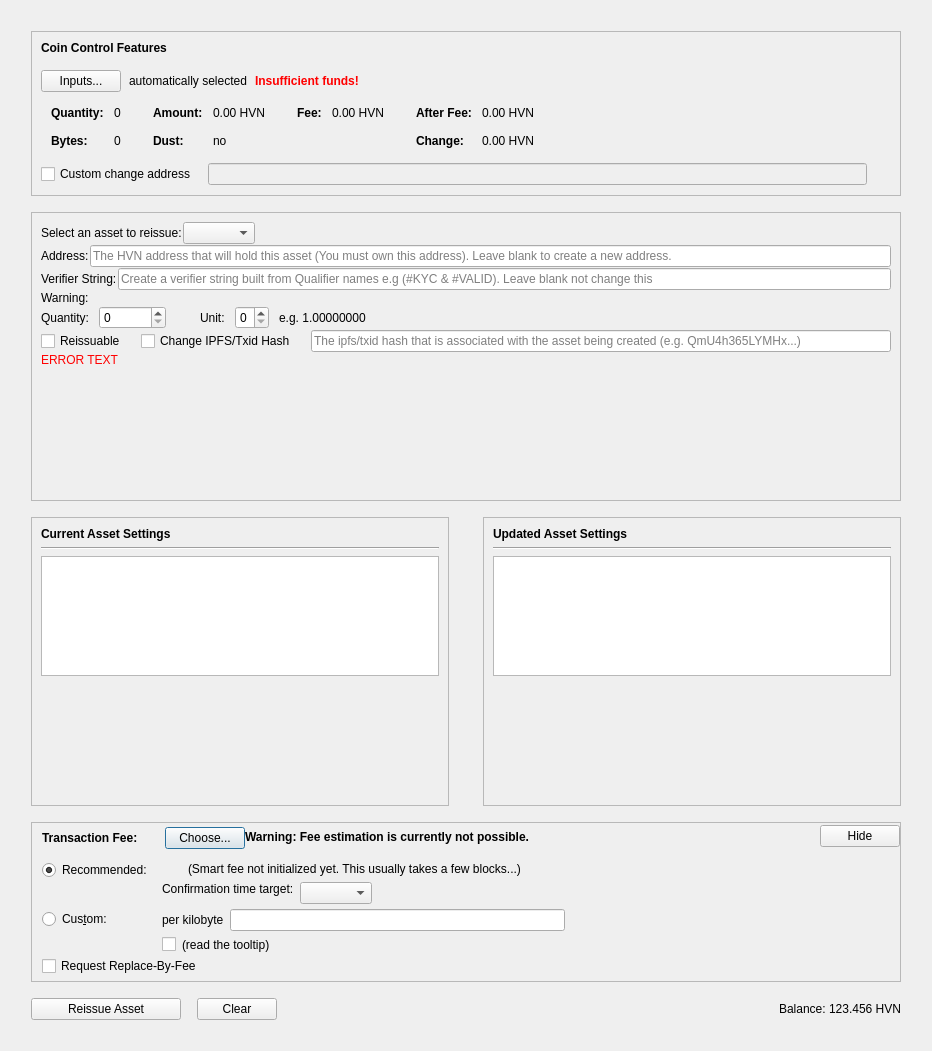
Above: src/qt/forms/reissueassetdialog.ui from HiveProject2021/Hivecoin before the change. Below: the same form after it.
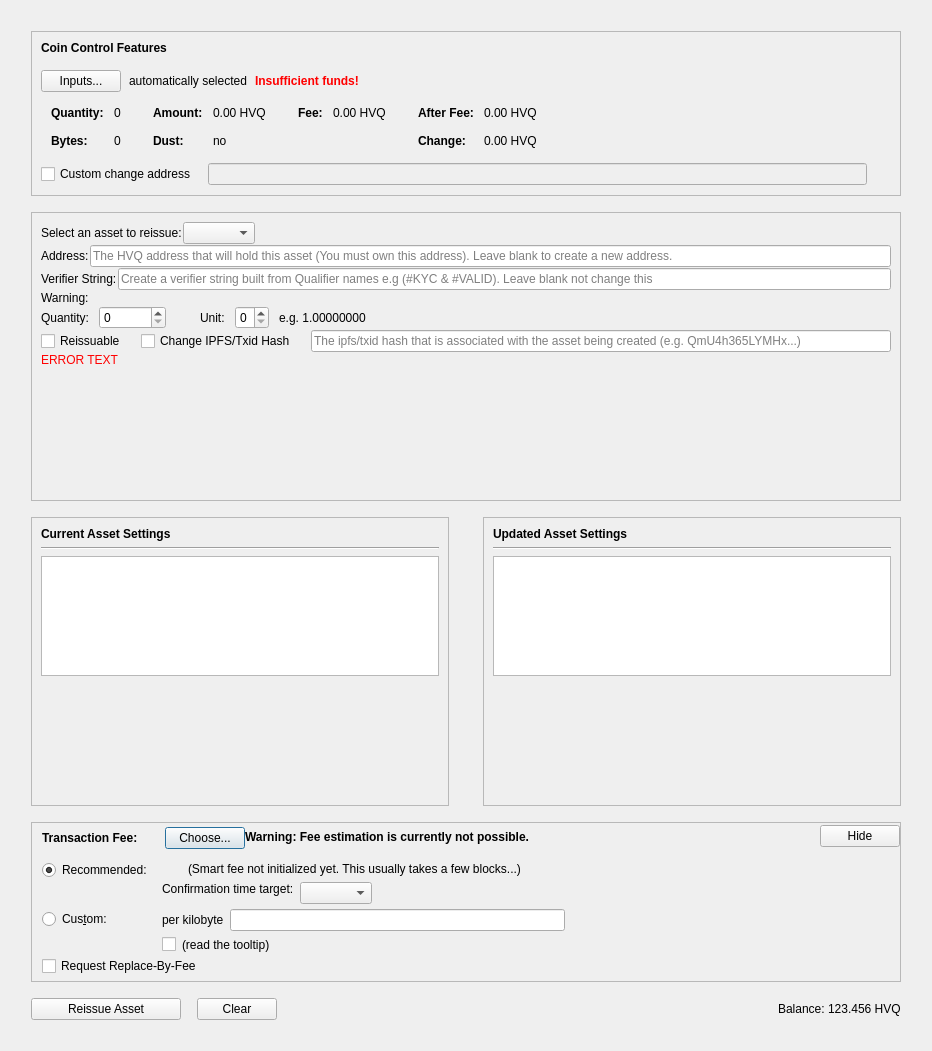
That is the form after the change. Custom widgets are drawn as their Qt base class.

Diff of the .ui file:
```diff
--- a/src/qt/forms/reissueassetdialog.ui
+++ b/src/qt/forms/reissueassetdialog.ui
@@ -320,7 +320,7 @@
                     <enum>Qt::ActionsContextMenu</enum>
                    </property>
                    <property name="text">
-                    <string notr="true">0.00 HVN</string>
+                    <string notr="true">0.00 HVQ</string>
                    </property>
                    <property name="textInteractionFlags">
                     <set>Qt::LinksAccessibleByMouse|Qt::TextSelectableByKeyboard|Qt::TextSelectableByMouse</set>
@@ -400,7 +400,7 @@
                     <enum>Qt::ActionsContextMenu</enum>
                    </property>
                    <property name="text">
-                    <string notr="true">0.00 HVN</string>
+                    <string notr="true">0.00 HVQ</string>
                    </property>
                    <property name="textInteractionFlags">
                     <set>Qt::LinksAccessibleByMouse|Qt::TextSelectableByKeyboard|Qt::TextSelectableByMouse</set>
@@ -451,7 +451,7 @@
                     <enum>Qt::ActionsContextMenu</enum>
                    </property>
                    <property name="text">
-                    <string notr="true">0.00 HVN</string>
+                    <string notr="true">0.00 HVQ</string>
                    </property>
                    <property name="textInteractionFlags">
                     <set>Qt::LinksAccessibleByMouse|Qt::TextSelectableByKeyboard|Qt::TextSelectableByMouse</set>
@@ -480,7 +480,7 @@
                     <enum>Qt::ActionsContextMenu</enum>
                    </property>
                    <property name="text">
-                    <string notr="true">0.00 HVN</string>
+                    <string notr="true">0.00 HVQ</string>
                    </property>
                    <property name="textInteractionFlags">
                     <set>Qt::LinksAccessibleByMouse|Qt::TextSelectableByKeyboard|Qt::TextSelectableByMouse</set>
@@ -648,7 +648,7 @@
                <string/>
               </property>
               <property name="placeholderText">
-               <string>The HVN address that will hold this asset (You must own this address). Leave blank to create a new address.</string>
+               <string>The HVQ address that will hold this asset (You must own this address). Leave blank to create a new address.</string>
               </property>
              </widget>
             </item>
@@ -1566,7 +1566,7 @@
          <item>
           <widget class="QLabel" name="labelBalance">
            <property name="text">
-            <string>123.456 HVN</string>
+            <string>123.456 HVQ</string>
            </property>
           </widget>
          </item>
```
